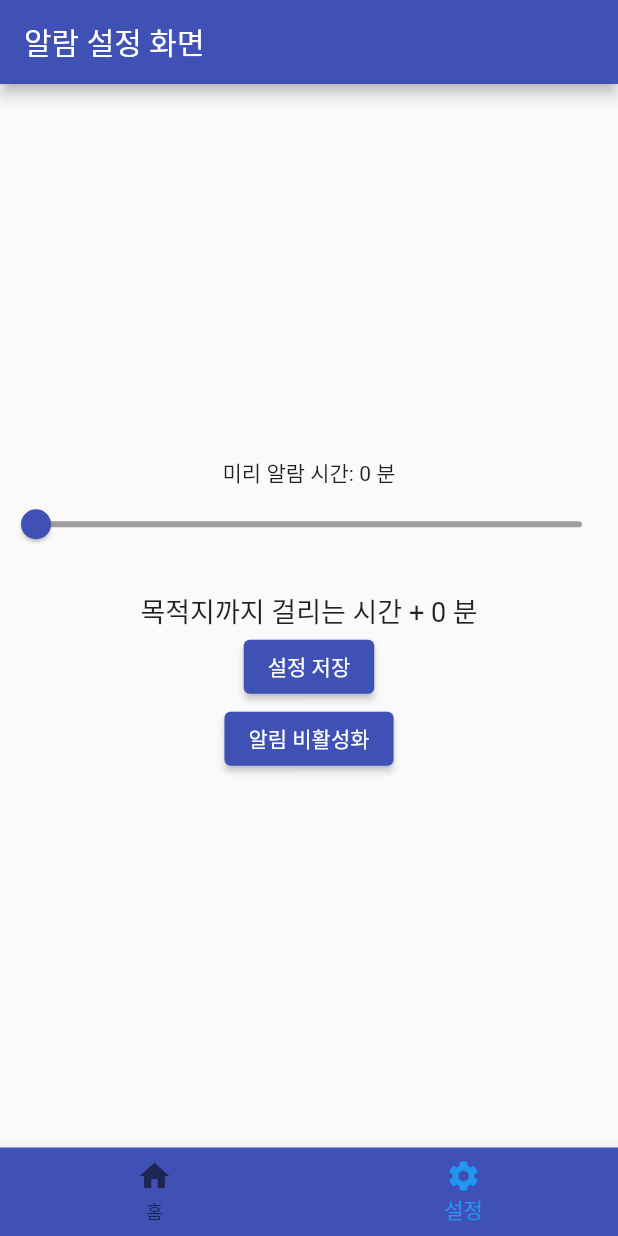
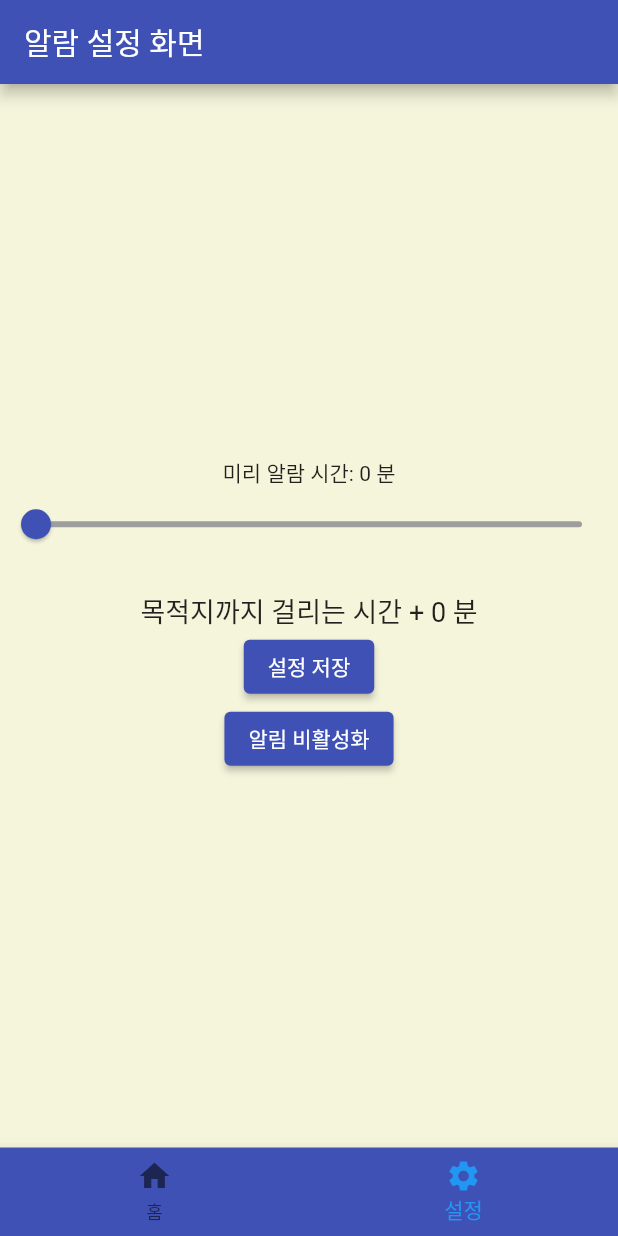
Before and after one commit to astraglus03/Flutter_Miniproject, a Flutter app: the screen it shows after launch, item 2 of the bottom bar chosen, on a phone screen of 412 x 824 dp. Run offline on Flutter 3.47's test engine with Material 2 defaults, Android fonts, the phone set to English and light mode, and no system bars; our stand-ins replace chewie, flutter_local_notifications, geolocator, google_maps_flutter, sqflite, video_player; accounts and stored records are empty.

Commit message:
last commit

```diff
--- a/lib/component/main_screen.dart
+++ b/lib/component/main_screen.dart
@@ -18,6 +18,7 @@ class MainScreen extends StatefulWidget {
 
 class _MainScreenState extends State<MainScreen> with TickerProviderStateMixin {
   final String video = "asset/actionvideo.mp4";
+  String appBarTitle = '일정'; // 메인스크린과 세팅스크린의 앱바 문구 유동적으로 바꾸기
 
   TabController? controller;
   final dbHelper = DatabaseHelper();
@@ -38,15 +39,23 @@ class _MainScreenState extends State<MainScreen> with TickerProviderStateMixin {
     });
   }
 
-  tabListener() {
-    setState(() {});
+  tabListener() { // 슬라이드로 메인과 세팅스크린 넘어갈 때도 앱바 문구 바꾸기
+    setState(() {
+      if (controller!.index == 0) {
+        appBarTitle = '일정';
+      } else if (controller!.index == 1) {
+        appBarTitle = '알람 설정 화면';}
+    });
   }
-
-
 
   @override
   Widget build(BuildContext context) {
     return Scaffold(
+      appBar: AppBar(
+        // 추가 부분
+        title: Text(appBarTitle), //Text('일정')
+        backgroundColor: Colors.indigo[500],
+      ),
       body: TabBarView(
         controller: controller,
         children: renderChildren(),
@@ -57,9 +66,11 @@ class _MainScreenState extends State<MainScreen> with TickerProviderStateMixin {
 
   BottomNavigationBar renderBottomNavigation() {
     return BottomNavigationBar(
+
       backgroundColor: Colors.indigo,
       currentIndex: controller!.index,
       onTap: (int index) {
+
         setState(() {
           controller!.animateTo(index);
         });
@@ -84,6 +95,7 @@ class _MainScreenState extends State<MainScreen> with TickerProviderStateMixin {
   List<Widget> renderChildren() {
     return [
       Scaffold(
+        backgroundColor: Color(0xFFF5F5DC),
         body: _buildScheduleList(),
         floatingActionButton: FloatingActionButton(
           backgroundColor: Colors.indigo[500],
@@ -106,29 +118,15 @@ class _MainScreenState extends State<MainScreen> with TickerProviderStateMixin {
 
     if (schedules.isEmpty) {
       return SafeArea(
-          child: Center(
-              child: Column(
-                children: [
-                  VideoCard(
-                    video: video,
-                  ),
-                  Text('스케쥴 데이터가 없습니다.'),
-                ],
-              )
-          )
+        child: Center(
+          child: Text('스케쥴 데이터가 없습니다.'),
+        ),
       );
     }
 
     return ListView.builder(
-      itemCount: schedules.length + 1, // 스케줄 개수 + 1 (비디오 카드 추가)
-      itemBuilder: (BuildContext context, int index) {
-        if (index == 0) {
-          // 첫 번째 아이템일 때는 VideoCard를 반환
-          return VideoCard(
-            video: video,
-          );
-        } else {
-          index -= 1; // 비디오 카드를 추가했으므로 인덱스를 1 감소.
+        itemCount: schedules.length, // 스케줄 개수
+        itemBuilder: (BuildContext context, int index) {
           String dateString = schedules[index]['date']; // 날짜
           DateTime date = DateTime.parse(dateString);
           DateTime firstDay = date; // 디데이 날짜 계산
@@ -162,7 +160,7 @@ class _MainScreenState extends State<MainScreen> with TickerProviderStateMixin {
             ),
           );
         }
-      },
+      //},
     );
   }
 
@@ -174,7 +172,7 @@ class _MainScreenState extends State<MainScreen> with TickerProviderStateMixin {
     Navigator.push(
       context,
       MaterialPageRoute(builder: (context) => DetailScreen(content: content, date: date, reserveTime: reserveTime,
-          distance: distance, transportation: transportation, locationtext: locationtext, type: type, firstDay: firstDay,)),
+        distance: distance, transportation: transportation, locationtext: locationtext, type: type, firstDay: firstDay,)),
     );
   }
 
--- a/lib/component/setting_screen.dart
+++ b/lib/component/setting_screen.dart
@@ -150,10 +150,8 @@ class _SettingScreenState extends State<SettingScreen> {
   @override
   Widget build(BuildContext context) {
     return Scaffold(
-      appBar: AppBar(
-        backgroundColor: Colors.indigo[500],
-        title: Text('알람 설정 화면'),
-      ),
+      backgroundColor: Color(0xFFF5F5DC),
+
       body: Center(
         child: Column(
           mainAxisAlignment: MainAxisAlignment.center,
@@ -197,7 +195,8 @@ class _SettingScreenState extends State<SettingScreen> {
                   }
                 });
               },
-              child: Text(notificationsEnabled ? '알림 비활성화' : '알림 활성화'), style: ElevatedButton.styleFrom(primary: Colors.indigo[500],),
+              child: Text(notificationsEnabled ? '알림 비활성화' : '알림 활성화'),
+              style: ElevatedButton.styleFrom(primary: Colors.indigo[500],),
             ),
 
           ],
```
Also changed, not shown: lib/component/add_schedule.dart (+31 -3 lines).
